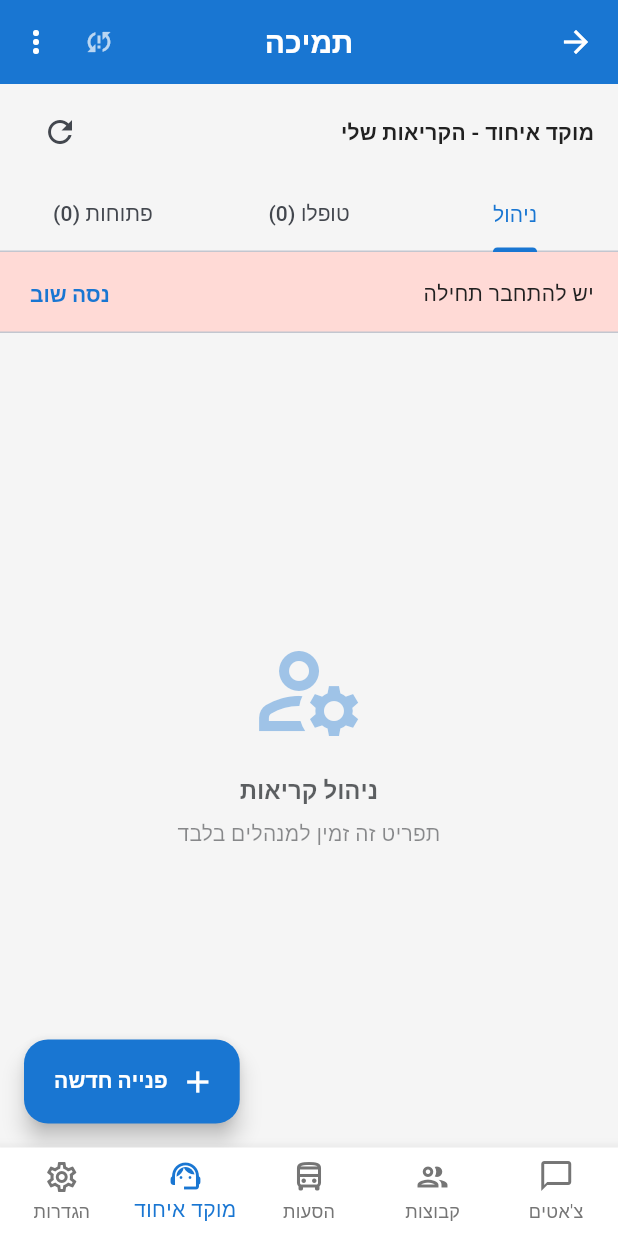
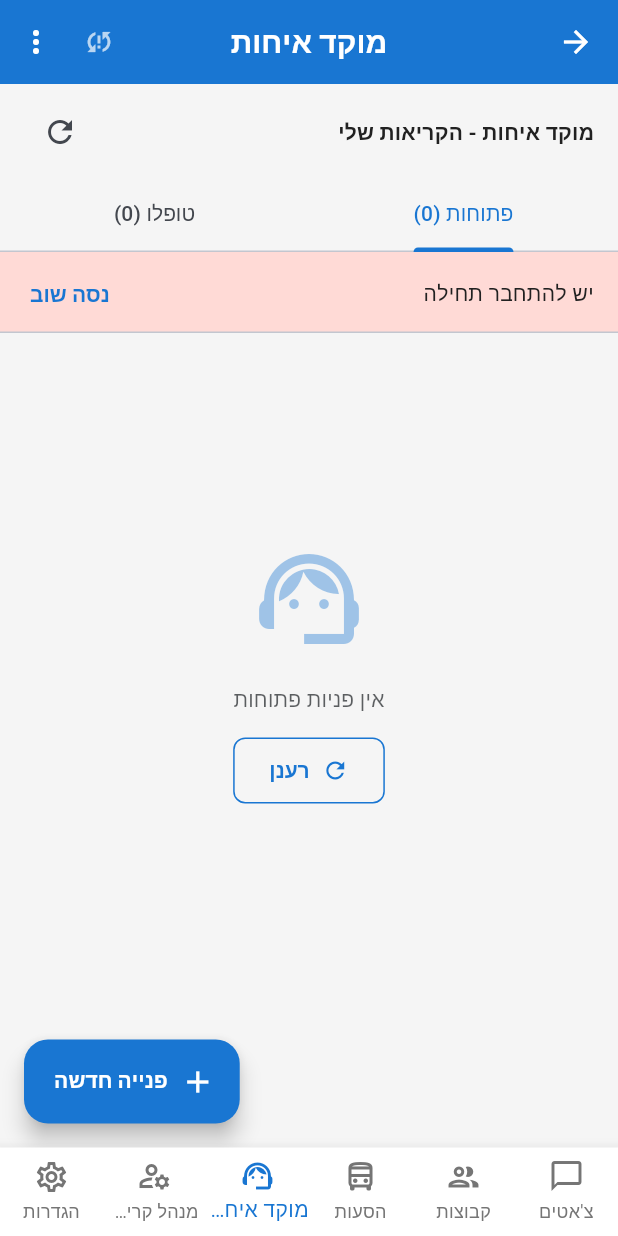
Before and after one commit to jammalmassalha/tzmc.push.app, a Flutter app: the ChatShellScreen screen opened directly, item 4 of the bottom bar chosen, after a tap on the "refresh" icon, on a phone screen of 412 x 824 dp. Run offline on Flutter 3.47's test engine with Material 3 defaults, Android fonts, the phone set to English and light mode, and no system bars; our stand-ins replace connectivity_plus, cookie_jar, dio, dio_cookie_manager, drift, equatable and 11 more; accounts and stored records are empty; generated files the repository leaves out were written again; network calls fail.

Commit message:
feat: separate מוקד איחות and מנהל קריאות into distinct tabs
Flutter:
- HelpdeskScreen (מוקד איחות): remove ניהול tab, keep only פתוחות
  and טופלו tabs so regular users see only their own tickets
- Add TicketManagerScreen (מנהל קריאות): standalone screen wrapping
  _ManagementTab for admins/editors only
- Add ticketManager to MainTab enum and bottom nav bar

Backend:
- helpdesk.controller.js: accept notifyRealtimeClients dep; on note add
  notify the assigned handler via FCM push + SSE/socket with ticket
  number and note text so it appears immediately in מוקד איחות
- Fix spelling: מוקד איחוד → מוקד איחות throughout
- server.js: pass notifyRealtimeClients to registerHelpdeskController

Agent-Logs-Url: https://github.com/jammalmassalha/tzmc.push.app/sessions/8e9b230f-55f4-4fce-a4a7-43f065a9738a

Co-authored-by: jammalmassalha <27696154+jammalmassalha@users.noreply.github.com>

```diff
--- a/flutter_app/lib/features/chat/presentation/chat_shell_screen.dart
+++ b/flutter_app/lib/features/chat/presentation/chat_shell_screen.dart
@@ -23,7 +23,7 @@ import 'message_screen.dart';
 import 'new_chat_dialog.dart';
 
 /// Main tab enumeration
-enum MainTab { chats, groups, shuttle, helpdesk, settings }
+enum MainTab { chats, groups, shuttle, helpdesk, ticketManager, settings }
 
 /// Chat shell screen widget
 class ChatShellScreen extends ConsumerStatefulWidget {
@@ -205,6 +205,7 @@ class _ChatShellScreenState extends ConsumerState<ChatShellScreen>
                 _buildGroupsTab(),
                 _buildShuttleTab(),
                 _buildHelpdeskTab(),
+                _buildTicketManagerTab(),
                 _buildSettingsTab(),
               ],
             ),
@@ -239,7 +240,12 @@ class _ChatShellScreenState extends ConsumerState<ChatShellScreen>
                 BottomNavigationBarItem(
                   icon: Icon(Icons.support_agent_outlined),
                   activeIcon: Icon(Icons.support_agent),
-                  label: 'מוקד איחוד',
+                  label: 'מוקד איחות',
+                ),
+                BottomNavigationBarItem(
+                  icon: Icon(Icons.manage_accounts_outlined),
+                  activeIcon: Icon(Icons.manage_accounts),
+                  label: 'מנהל קריאות',
                 ),
                 BottomNavigationBarItem(
                   icon: Icon(Icons.settings_outlined),
@@ -336,6 +342,10 @@ class _ChatShellScreenState extends ConsumerState<ChatShellScreen>
     return const HelpdeskScreen();
   }
 
+  Widget _buildTicketManagerTab() {
+    return const TicketManagerScreen();
+  }
+
   Widget _buildSettingsTab() {
     final user = ref.watch(currentUserProvider);
     return _SettingsPlaceholder(user: user);
@@ -350,7 +360,9 @@ class _ChatShellScreenState extends ConsumerState<ChatShellScreen>
       case MainTab.shuttle:
         return 'הסעות';
       case MainTab.helpdesk:
-        return 'תמיכה';
+        return 'מוקד איחות';
+      case MainTab.ticketManager:
+        return 'מנהל קריאות';
       case MainTab.settings:
         return 'הגדרות';
     }
--- a/flutter_app/lib/features/helpdesk/presentation/helpdesk_screen.dart
+++ b/flutter_app/lib/features/helpdesk/presentation/helpdesk_screen.dart
@@ -320,7 +320,7 @@ String _totalDurationLabel(List<HelpdeskStatusHistoryEntry> history) {
 }
 
 // ---------------------------------------------------------------------------
-// Helpdesk Screen
+// Helpdesk Screen ('מוקד איחות') — user-facing: open and view own tickets
 // ---------------------------------------------------------------------------
 
 class HelpdeskScreen extends ConsumerStatefulWidget {
@@ -337,7 +337,7 @@ class _HelpdeskScreenState extends ConsumerState<HelpdeskScreen>
   @override
   void initState() {
     super.initState();
-    _tabController = TabController(length: 3, vsync: this);
+    _tabController = TabController(length: 2, vsync: this);
     Future.microtask(() {
       ref.read(helpdeskProvider.notifier).loadTickets(force: true);
     });
@@ -379,7 +379,7 @@ class _HelpdeskScreenState extends ConsumerState<HelpdeskScreen>
                 mainAxisAlignment: MainAxisAlignment.spaceBetween,
                 children: [
                   Text(
-                    'מוקד איחוד - הקריאות שלי',
+                    'מוקד איחות - הקריאות שלי',
                     style: theme.textTheme.titleMedium
                         ?.copyWith(fontWeight: FontWeight.bold),
                   ),
@@ -400,13 +400,12 @@ class _HelpdeskScreenState extends ConsumerState<HelpdeskScreen>
               ),
             ),
 
-            // Tab bar: ניהול | טופלו | פתוחות
+            // Tab bar: פתוחות | טופלו
             TabBar(
               controller: _tabController,
               tabs: [
-                const Tab(text: 'ניהול'),
+                Tab(text: 'פתוחות (${openTickets.length})'),
                 Tab(text: 'טופלו (${pastTickets.length})'),
-                Tab(text: 'פתוחות (${openTickets.length})'),
               ],
             ),
 
@@ -427,10 +426,8 @@ class _HelpdeskScreenState extends ConsumerState<HelpdeskScreen>
               child: TabBarView(
                 controller: _tabController,
                 children: [
-                  _ManagementTab(
-                      myRole: state.myRole, editorTickets: state.editorTickets),
+                  _TicketList(tickets: openTickets, emptyMessage: 'אין פניות פתוחות'),
                   _TicketList(tickets: pastTickets, emptyMessage: 'אין פניות שטופלו'),
-                  _TicketList(tickets: openTickets, emptyMessage: 'אין פניות פתוחות'),
                 ],
               ),
             ),
@@ -855,6 +852,65 @@ class _HelpdeskScreenState extends ConsumerState<HelpdeskScreen>
 }
 
 // ---------------------------------------------------------------------------
+// Ticket Manager Screen ('מנהל קריאות') — admins/editors only
+// ---------------------------------------------------------------------------
+
+/// Standalone screen wrapping [_ManagementTab]. Placed in the bottom-nav as
+/// a separate destination so regular users only see their own tickets in the
+/// 'מוקד איחות' tab while admins/editors access ticket management here.
+class TicketManagerScreen extends ConsumerWidget {
+  const TicketManagerScreen({super.key});
+
+  @override
+  Widget build(BuildContext context, WidgetRef ref) {
+    final state = ref.watch(helpdeskProvider);
+    final theme = Theme.of(context);
+
+    return Directionality(
+      textDirection: ui.TextDirection.rtl,
+      child: Scaffold(
+        body: Column(
+          children: [
+            Padding(
+              padding: const EdgeInsets.symmetric(horizontal: 16, vertical: 8),
+              child: Row(
+                mainAxisAlignment: MainAxisAlignment.spaceBetween,
+                children: [
+                  Text(
+                    'מנהל קריאות',
+                    style: theme.textTheme.titleMedium
+                        ?.copyWith(fontWeight: FontWeight.bold),
+                  ),
+                  Row(children: [
+                    if (state.isLoading)
+                      const SizedBox(
+                          width: 20,
+                          height: 20,
+                          child: CircularProgressIndicator(strokeWidth: 2)),
+                    IconButton(
+                      icon: const Icon(Icons.refresh),
+                      tooltip: 'רענן',
+                      onPressed: () =>
+                          ref.read(helpdeskProvider.notifier).loadTickets(force: true),
+                    ),
+                  ]),
+                ],
+              ),
+            ),
+            Expanded(
+              child: _ManagementTab(
+                myRole: state.myRole,
+                editorTickets: state.editorTickets,
+              ),
+            ),
+          ],
+        ),
+      ),
+    );
+  }
+}
+
+// ---------------------------------------------------------------------------
 // Management Tab (ניהול) - for editors / admins
 // ---------------------------------------------------------------------------
 
```
Also changed, not shown: 2 other files.
